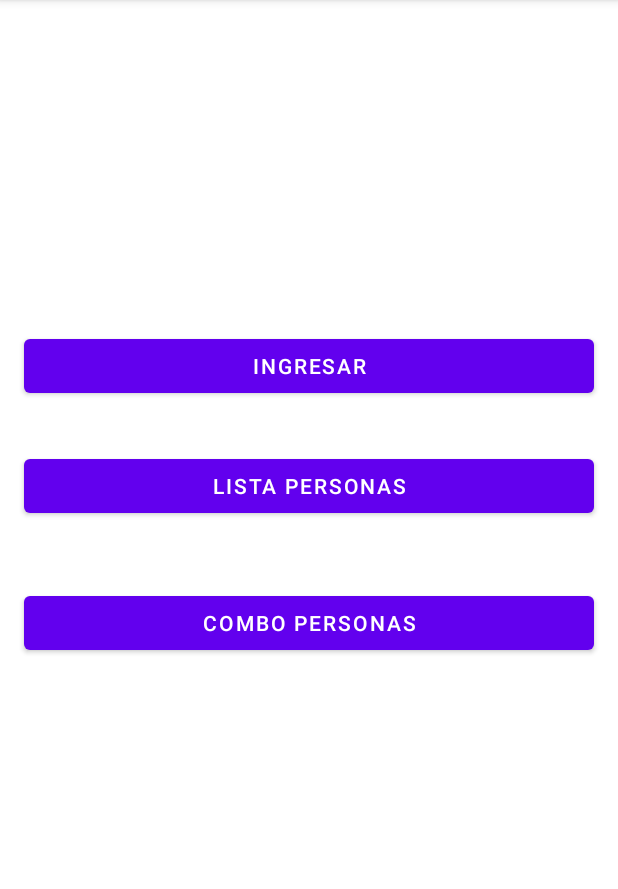
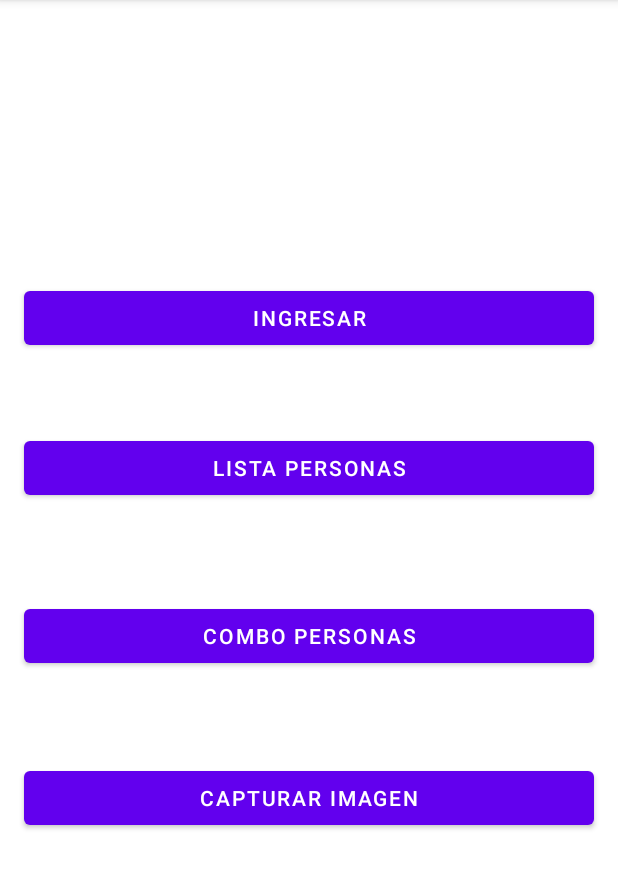
Before and after one commit to eddycaceres/prueba, an Android app: the screen it shows after launch (ActivityPrinc), on a phone screen of 412 x 824 dp, the part 84-973 px from its top. Run offline under Robolectric (Android 15) with nearby library versions, the phone set to English and light mode, and no system bars.

Commit message:
Initial commit 10

```diff
--- a/app/src/main/java/com/example/prueba2/ActivityPrinc.java
+++ b/app/src/main/java/com/example/prueba2/ActivityPrinc.java
@@ -9,7 +9,7 @@ import android.widget.Button;
 
 public class ActivityPrinc extends AppCompatActivity {
 
-    Button btnadd, btnlist, btncombo;
+    Button btnadd, btnlist, btncombo, btnimagecapture;
 
     @Override
     protected void onCreate(Bundle savedInstanceState) {
@@ -19,6 +19,8 @@ public class ActivityPrinc extends AppCompatActivity {
         btnadd = (Button) findViewById(R.id.btnadd);
         btnlist = (Button) findViewById(R.id.btnlist);
         btncombo = (Button) findViewById(R.id.btncombo);
+        btnimagecapture = (Button) findViewById(R.id.btnimagecapture);
+
 
         btnadd.setOnClickListener(new View.OnClickListener() {
             @Override
@@ -46,5 +48,16 @@ public class ActivityPrinc extends AppCompatActivity {
 
             }
         });
+
+        btnimagecapture.setOnClickListener(new View.OnClickListener() {
+            @Override
+            public void onClick(View view) {
+                Intent intent = new Intent(getApplicationContext(), ActivityPhoto.class);
+                startActivity(intent);
+
+            }
+        });
+
+
     }
 }
--- a/app/src/main/res/layout/activity_princ.xml
+++ b/app/src/main/res/layout/activity_princ.xml
@@ -11,7 +11,7 @@
         android:layout_width="0dp"
         android:layout_height="wrap_content"
         android:layout_marginStart="16dp"
-        android:layout_marginTop="220dp"
+        android:layout_marginTop="188dp"
         android:layout_marginEnd="16dp"
         android:text="Ingresar"
         app:layout_constraintEnd_toEndOf="parent"
@@ -24,11 +24,11 @@
         android:layout_width="0dp"
         android:layout_height="wrap_content"
         android:layout_marginStart="16dp"
-        android:layout_marginTop="32dp"
+        android:layout_marginTop="52dp"
         android:layout_marginEnd="16dp"
         android:text="Lista Personas"
         app:layout_constraintEnd_toEndOf="parent"
-        app:layout_constraintHorizontal_bias="1.0"
+        app:layout_constraintHorizontal_bias="0.0"
         app:layout_constraintStart_toStartOf="parent"
         app:layout_constraintTop_toBottomOf="@+id/btnadd" />
 
@@ -37,12 +37,24 @@
         android:layout_width="0dp"
         android:layout_height="wrap_content"
         android:layout_marginStart="16dp"
+        android:layout_marginTop="64dp"
         android:layout_marginEnd="16dp"
         android:text="Combo Personas"
-        app:layout_constraintBottom_toBottomOf="parent"
         app:layout_constraintEnd_toEndOf="parent"
-        app:layout_constraintHorizontal_bias="1.0"
+        app:layout_constraintHorizontal_bias="0.0"
         app:layout_constraintStart_toStartOf="parent"
-        app:layout_constraintTop_toBottomOf="@+id/btnlist"
-        app:layout_constraintVertical_bias="0.116" />
+        app:layout_constraintTop_toBottomOf="@+id/btnlist" />
+
+    <Button
+        android:id="@+id/btnimagecapture"
+        android:layout_width="0dp"
+        android:layout_height="wrap_content"
+        android:layout_marginStart="16dp"
+        android:layout_marginTop="60dp"
+        android:layout_marginEnd="16dp"
+        android:text="Capturar Imagen"
+        app:layout_constraintEnd_toEndOf="parent"
+        app:layout_constraintHorizontal_bias="0.0"
+        app:layout_constraintStart_toStartOf="parent"
+        app:layout_constraintTop_toBottomOf="@+id/btncombo" />
 </androidx.constraintlayout.widget.ConstraintLayout>
```
Also changed, not shown: app/src/main/AndroidManifest.xml (+43 -0 lines).
